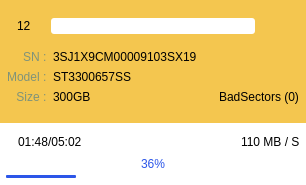
pastoria/hdses, file untitled/panelwidget.ui: the form before one commit.
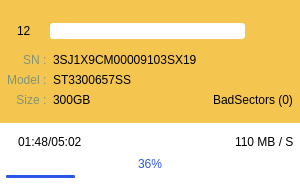
The form after the commit. Icons and pictures are not drawn.

Diff of the .ui file:
```diff
--- a/untitled/panelwidget.ui
+++ b/untitled/panelwidget.ui
@@ -6,7 +6,7 @@
    <rect>
     <x>0</x>
     <y>0</y>
-    <width>306</width>
+    <width>300</width>
     <height>185</height>
    </rect>
   </property>
@@ -92,7 +92,7 @@
            <number>2</number>
           </property>
           <property name="topMargin">
-           <number>5</number>
+           <number>12</number>
           </property>
           <property name="rightMargin">
            <number>2</number>
@@ -105,9 +105,12 @@
             <property name="leftMargin">
              <number>15</number>
             </property>
-            <property name="rightMargin">
+            <property name="topMargin">
              <number>0</number>
             </property>
+            <property name="rightMargin">
+             <number>5</number>
+            </property>
             <item>
              <widget class="QLabel" name="label_number">
               <property name="minimumSize">
@@ -148,6 +151,12 @@
             </item>
             <item>
              <widget class="QComboBox" name="comboBox">
+              <property name="minimumSize">
+               <size>
+                <width>0</width>
+                <height>0</height>
+               </size>
+              </property>
               <property name="styleSheet">
                <string notr="true">QComboBox {  
      border: 0px solid rgba(204, 204, 204, 1);
@@ -431,7 +440,7 @@
             <property name="sizeHint" stdset="0">
              <size>
               <width>20</width>
-              <height>5</height>
+              <height>2</height>
              </size>
             </property>
            </spacer>
```
